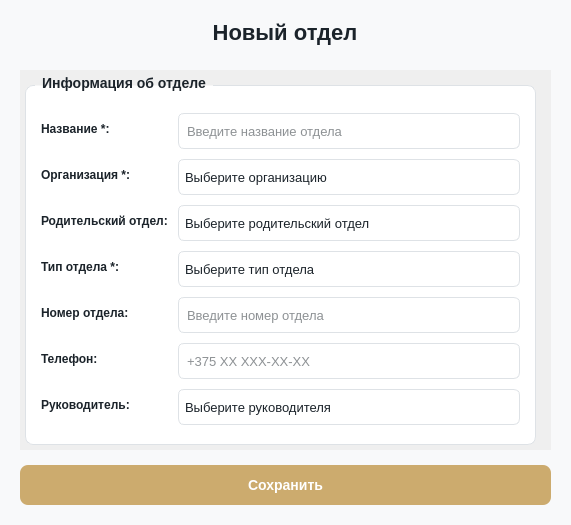
lerakaplich/Documents, file client/ui/system/departments/department_dialog.ui: the form before one commit.
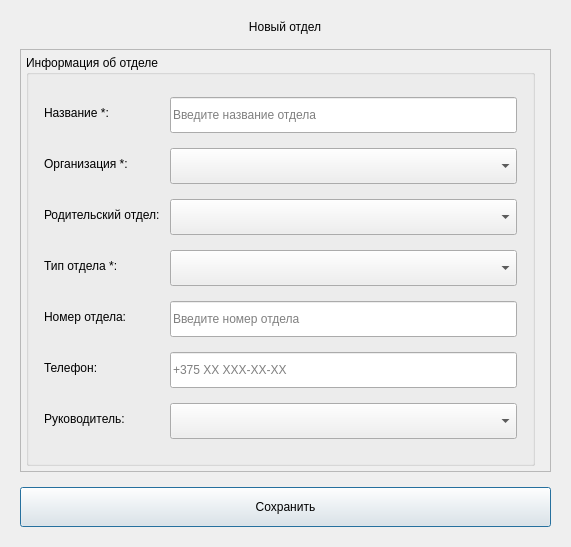
The form after the commit. Icons and pictures are not drawn.

The edit to the form file:
```diff
--- a/client/ui/system/departments/department_dialog.ui
+++ b/client/ui/system/departments/department_dialog.ui
@@ -7,7 +7,7 @@
     <x>0</x>
     <y>0</y>
     <width>571</width>
-    <height>525</height>
+    <height>547</height>
    </rect>
   </property>
   <property name="minimumSize">
@@ -16,6 +16,12 @@
     <height>525</height>
    </size>
   </property>
+  <property name="maximumSize">
+   <size>
+    <width>16777215</width>
+    <height>571</height>
+   </size>
+  </property>
   <property name="windowTitle">
    <string>Отдел</string>
   </property>
@@ -25,10 +31,10 @@
  background-color: transparent;
 }
 QDialog {
-    background-color: #f8f9fa;
+    background-color: {BG_DIALOG};
 }
 QCheckBox {
-    color: #1B232A;
+    color: {TEXT_PRIMARY};
     spacing: 0px;
     font-size: 12px;
     background: transparent;
@@ -45,7 +51,7 @@
 }
 
 QScrollBar::vertical {
-    background: #F5F5F5;
+    background: {SCROLLBAR_BG};
     width: 8px;
     border-radius: 4px;
     margin: 0px;
@@ -53,7 +59,7 @@
 }
 
 QScrollBar::handle:vertical {
-    background: #C1C1C1;
+    background: {SCROLLBAR_HANDLE};
     border-radius: 4px;
     min-height: 20px;
 }
@@ -81,14 +87,14 @@
 
 QScrollBar:horizontal {
     border: none;
-    background: #F5F5F5;
+    background: {SCROLLBAR_BG};
     height: 8px;
     margin: 0px;
     border-radius: 4px;
 }
 
 QScrollBar::handle:horizontal {
-    background: #C1C1C1;
+    background: {SCROLLBAR_HANDLE};
     border-radius: 4px;
     min-width: 20px;
 }
@@ -116,12 +122,12 @@
 
 /* ===== СТИЛИ ДЛЯ QComboBox ===== */
 QComboBox {
-    border: 1px solid #dee2e6;
+    border: 1px solid {BORDER_DEFAULT};
     border-radius: 6px;
     padding: 6px;
     padding-right: 30px;
-    background-color: white;
-    color: #1B232A;
+    background-color: {BG_INPUT};
+    color: {TEXT_PRIMARY};
     font-size: 13px;
     outline: none;
     min-height: 22px;
@@ -151,38 +157,38 @@
 
 QComboBox QAbstractItemView {
     border-radius: 6px;
-    background-color: white;
-    color: #1B232A;
+    background-color: {BG_CARD};
+    color: {TEXT_PRIMARY};
     padding: 4px;
     outline: none;
-    border: 1px solid #ccab6e;
+    border: 1px solid {ACCENT_PRIMARY};
 }
 
 QComboBox QAbstractItemView::item {
     padding: 8px;
-    color: #1B232A;
+    color: {TEXT_PRIMARY};
     border: none;
     outline: none;
 }
 
 QComboBox QAbstractItemView::item:hover {
-    background-color: #e3f2fd;
-    color: #1B232A;
+    background-color: {ACCENT_SELECTION_BG};
+    color: {TEXT_PRIMARY};
 }
 
 QComboBox QAbstractItemView::item:selected {
-    background-color: #e3f2fd;
-    color: #1B232A;
+    background-color: {ACCENT_SELECTION_BG};
+    color: {TEXT_PRIMARY};
 }
 
 /* ===== СТИЛИ ДЛЯ QDateEdit ===== */
 QDateEdit {
-    border: 1px solid #dee2e6;
+    border: 1px solid {BORDER_DEFAULT};
     border-radius: 6px;
     padding: 6px;
     padding-right: 30px;
-    background-color: white;
-    color: #1B232A;
+    background-color: {BG_INPUT};
+    color: {TEXT_PRIMARY};
     font-size: 13px;
     outline: none;
     min-height: 22px;
@@ -212,12 +218,13 @@
 
 /* ===== СТИЛИ ДЛЯ QLineEdit ===== */
 QLineEdit {
-    border: 1px solid #dee2e6;
+    border: 1px solid {BORDER_DEFAULT};
     border-radius: 6px;
     padding: 6px;
-    background-color: white;
-    color: #1B232A;
+    background-color: {BG_INPUT};
+    color: {TEXT_PRIMARY};
     font-size: 13px;
+    outline: none;
     min-height: 22px;
 }
 
@@ -226,31 +233,42 @@
 }
 
 QLineEdit:focus {
-    border: 2px solid #ccab6e;
+    border: 2px solid {ACCENT_PRIMARY};
+}
+
+QLineEdit:disabled {
+    background-color: {BG_DIALOG};
+    color: {TEXT_SECONDARY};
+    border-color: {BORDER_DEFAULT};
+}
+
+QLineEdit[readOnly=&quot;true&quot;] {
+    background-color: {BG_DIALOG};
+    color: {TEXT_SECONDARY};
 }
 
 /* ===== СТИЛИ ДЛЯ КАЛЕНДАРЯ QCalendarWidget ===== */
 QCalendarWidget {
-    background-color: white;
+    background-color: {BG_CARD};
     border-radius: 8px;
-    border: 1px solid #CCAB6E;
+    border: 1px solid {ACCENT_PRIMARY};
 }
 
 QCalendarWidget QWidget#qt_calendar_navigationbar {
-    background-color: white;
-    color: #1B232A;
+    background-color: {BG_CARD};
+    color: {TEXT_PRIMARY};
     border-radius: 8px 8px 0 0;
 }
 
 QCalendarWidget QWidget {
-    background-color: white;
-    color: #1B232A;
+    background-color: {BG_CARD};
+    color: {TEXT_PRIMARY};
 }
 
 QCalendarWidget QToolButton#qt_calendar_prevmonth,
 QCalendarWidget QToolButton#qt_calendar_nextmonth {
     background-color: transparent;
-    color: #1B232A;
+    color: {TEXT_PRIMARY};
     border: none;
     border-radius: 4px;
     padding: 4px 8px;
@@ -265,8 +283,8 @@
 
 QCalendarWidget QToolButton#qt_calendar_monthbutton,
 QCalendarWidget QToolButton#qt_calendar_yearbutton {
-    background-color: white;
-    color: #1B232A;
+    background-color: {BG_CARD};
+    color: {TEXT_PRIMARY};
     border: none;
     border-radius: 4px;
     padding: 4px 12px;
@@ -279,10 +297,10 @@
 }
 
 QCalendarWidget QMenu {
-    background-color: white;
-    border: 1px solid #CCAB6E;
+    background-color: {BG_CARD};
+    border: 1px solid {ACCENT_PRIMARY};
     border-radius: 6px;
-    color: #1B232A;
+    color: {TEXT_PRIMARY};
 }
 
 QCalendarWidget QMenu::item {
@@ -291,14 +309,14 @@
 }
 
 QCalendarWidget QMenu::item:selected {
-    background-color: #e3f2fd;
-    color: #1B232A;
+    background-color: {ACCENT_SELECTION_BG};
+    color: {TEXT_PRIMARY};
 }
 
 QCalendarWidget QWidget#qt_calendar_weekday {
-    color: white;
+    color: {TEXT_ON_ACCENT};
     font-weight: bold;
-    background-color: #CCAB6E;
+    background-color: {ACCENT_PRIMARY};
     padding: 4px;
 }
 
@@ -306,18 +324,18 @@
     border: none;
     border-radius: 4px;
     padding: 4px;
-    color: #1B232A;
+    color: {TEXT_PRIMARY};
     background-color: transparent;
 }
 
 QCalendarWidget QToolButton#qt_calendar_day:hover {
-    background-color: #e3f2fd;
-    color: #1B232A;
+    background-color: {ACCENT_SELECTION_BG};
+    color: {TEXT_PRIMARY};
 }
 
 QCalendarWidget QToolButton#qt_calendar_day:checked {
-    background-color: #CCAB6E;
-    color: white;
+    background-color: {ACCENT_PRIMARY};
+    color: {TEXT_ON_ACCENT};
     border-radius: 4px;
 }
 
@@ -326,12 +344,12 @@
 }
 
 QCalendarWidget QToolButton#qt_calendar_day:disabled {
-    color: #B0B0B0;
+    color: {TEXT_DISABLED};
 }
 
 QCalendarWidget QToolButton#qt_calendar_day[property=&quot;isToday&quot;] {
-    background-color: #D22730;
-    color: white;
+    background-color: {ACCENT_DANGER};
+    color: {TEXT_ON_ACCENT};
     border-radius: 4px;
 }
 
@@ -340,27 +358,27 @@
 }
 
 QCalendarWidget QToolButton#qt_calendar_day[property=&quot;isToday&quot;]:checked {
-    background-color: #CCAB6E;
-    color: white;
+    background-color: {ACCENT_PRIMARY};
+    color: {TEXT_ON_ACCENT};
 }
 
 /* ===== СТИЛИ ДЛЯ КАЛЕНДАРЯ В ПОПАПЕ QDateEdit ===== */
 QDateEdit QCalendarWidget {
-    background-color: white;
+    background-color: {BG_CARD};
     border-radius: 8px;
-    border: 1px solid #CCAB6E;
+    border: 1px solid {ACCENT_PRIMARY};
 }
 
 QDateEdit QCalendarWidget QWidget#qt_calendar_navigationbar {
-    background-color: white;
-    color: #1B232A;
+    background-color: {BG_CARD};
+    color: {TEXT_PRIMARY};
     border-radius: 8px 8px 0 0;
 }
 
 QDateEdit QCalendarWidget QToolButton#qt_calendar_prevmonth,
 QDateEdit QCalendarWidget QToolButton#qt_calendar_nextmonth {
     background-color: transparent;
-    color: #1B232A;
+    color: {TEXT_PRIMARY};
     border: none;
     border-radius: 4px;
     padding: 4px 8px;
@@ -375,8 +393,8 @@
 
 QDateEdit QCalendarWidget QToolButton#qt_calendar_monthbutton,
 QDateEdit QCalendarWidget QToolButton#qt_calendar_yearbutton {
-    background-color: white;
-    color: #1B232A;
+    background-color: {BG_CARD};
+    color: {TEXT_PRIMARY};
     border: none;
     border-radius: 4px;
     padding: 4px 12px;
@@ -389,9 +407,9 @@
 }
 
 QDateEdit QCalendarWidget QWidget#qt_calendar_weekday {
-    color: white;
+    color: {TEXT_ON_ACCENT};
     font-weight: bold;
-    background-color: #CCAB6E;
+    background-color: {ACCENT_PRIMARY};
     padding: 4px;
 }
 
@@ -399,18 +417,18 @@
     border: none;
     border-radius: 4px;
     padding: 4px;
-    color: #1B232A;
+    color: {TEXT_PRIMARY};
     background-color: transparent;
 }
 
 QDateEdit QCalendarWidget QToolButton#qt_calendar_day:hover {
-    background-color: #e3f2fd;
-    color: #1B232A;
+    background-color: {ACCENT_SELECTION_BG};
+    color: {TEXT_PRIMARY};
 }
 
 QDateEdit QCalendarWidget QToolButton#qt_calendar_day:checked {
-    background-color: #CCAB6E;
-    color: white;
+    background-color: {ACCENT_PRIMARY};
+    color: {TEXT_ON_ACCENT};
     border-radius: 4px;
 }
 
@@ -419,12 +437,12 @@
 }
 
 QDateEdit QCalendarWidget QToolButton#qt_calendar_day:disabled {
-    color: #B0B0B0;
+    color: {TEXT_DISABLED};
 }
 
 QDateEdit QCalendarWidget QToolButton#qt_calendar_day[property=&quot;isToday&quot;] {
-    background-color: #D22730;
-    color: white;
+    background-color: {ACCENT_DANGER};
+    color: {TEXT_ON_ACCENT};
     border-radius: 4px;
 }
 
@@ -433,31 +451,31 @@
 }
 
 QDateEdit QCalendarWidget QToolButton#qt_calendar_day[property=&quot;isToday&quot;]:checked {
-    background-color: #CCAB6E;
-    color: white;
+    background-color: {ACCENT_PRIMARY};
+    color: {TEXT_ON_ACCENT};
 }
 
 /* ===== СТИЛИ ДЛЯ QGroupBox ===== */
 QGroupBox {
     font-weight: bold;
     font-size: 14px;
-    border: 1px solid #dee2e6;
+    border: 1px solid {BORDER_DEFAULT};
     border-radius: 8px;
     margin-top: 10px;
     padding-top: 10px;
-    background-color: white;
+    background-color: {BG_CARD};
 }
 QGroupBox::title {
     subcontrol-origin: margin;
     left: 10px;
     padding: 0 5px 0 5px;
-    color: #1B232A;
+    color: {TEXT_PRIMARY};
 }
 
 /* ===== СТИЛИ ДЛЯ QPushButton (Сохранить) ===== */
 QPushButton#saveButton {
-    background-color: #ccab6e;
-    color: white;
+    background-color: {ACCENT_PRIMARY};
+    color: {TEXT_ON_ACCENT};
     border-radius: 8px;
     font-weight: bold;
     font-size: 14px;
@@ -501,7 +519,7 @@
       </size>
      </property>
      <property name="styleSheet">
-      <string>font-size: 22px; font-weight: bold; color: #1B232A; margin-bottom: 10px;</string>
+      <string>font-size: 22px; font-weight: bold; color: {TEXT_PRIMARY}; margin-bottom: 10px;</string>
      </property>
      <property name="text">
       <string>Новый отдел</string>
@@ -515,7 +533,7 @@
     <widget class="QScrollArea" name="scrollArea">
      <property name="styleSheet">
       <string notr="true">QScrollBar::vertical {
-    background: #F5F5F5;
+    background: {SCROLLBAR_BG};
     width: 8px;
     border-radius: 4px;
     margin: 0px;
@@ -523,7 +541,7 @@
 }
 
 QScrollBar::handle:vertical {
-    background: #C1C1C1;
+    background: {SCROLLBAR_HANDLE};
     border-radius: 4px;
     min-height: 20px;
 }
@@ -551,14 +569,14 @@
 
 QScrollBar:horizontal {
     border: none;
-    background: #F5F5F5;
+    background: {SCROLLBAR_BG};
     height: 8px;
     margin: 0px;
     border-radius: 4px;
 }
 
 QScrollBar::handle:horizontal {
-    background: #C1C1C1;
+    background: {SCROLLBAR_HANDLE};
     border-radius: 4px;
     min-width: 20px;
 }
@@ -593,7 +611,7 @@
         <x>0</x>
         <y>0</y>
         <width>531</width>
-        <height>375</height>
+        <height>397</height>
        </rect>
       </property>
       <layout class="QVBoxLayout" name="scrollLayout">
@@ -614,6 +632,12 @@
        </property>
        <item>
         <widget class="QGroupBox" name="departmentInfoGroup">
+         <property name="maximumSize">
+          <size>
+           <width>511</width>
+           <height>16777215</height>
+          </size>
+         </property>
          <property name="title">
           <string>Информация об отделе</string>
          </property>
@@ -636,7 +660,7 @@
           <item row="0" column="0">
            <widget class="QLabel" name="nameLabel">
             <property name="styleSheet">
-             <string>color: #1B232A; font-weight: 500;</string>
+             <string>color: {TEXT_PRIMARY}; font-weight: 500;</string>
             </property>
             <property name="text">
              <string>Название *:</string>
@@ -665,7 +689,7 @@
           <item row="1" column="0">
            <widget class="QLabel" name="organizationLabel">
             <property name="styleSheet">
-             <string>color: #1B232A; font-weight: 500;</string>
+             <string>color: {TEXT_PRIMARY}; font-weight: 500;</string>
             </property>
             <property name="text">
              <string>Организация *:</string>
@@ -694,7 +718,7 @@
           <item row="2" column="0">
            <widget class="QLabel" name="parentDepartmentLabel">
             <property name="styleSheet">
-             <string>color: #1B232A; font-weight: 500;</string>
+             <string>color: {TEXT_PRIMARY}; font-weight: 500;</string>
             </property>
             <property name="text">
              <string>Родительский отдел:</string>
@@ -723,7 +747,7 @@
           <item row="3" column="0">
            <widget class="QLabel" name="typeLabel">
             <property name="styleSheet">
-             <string>color: #1B232A; font-weight: 500;</string>
+             <string>color: {TEXT_PRIMARY}; font-weight: 500;</string>
             </property>
             <property name="text">
              <string>Тип отдела *:</string>
@@ -752,7 +776,7 @@
           <item row="4" column="0">
            <widget class="QLabel" name="departmentNumberLabel">
             <property name="styleSheet">
-             <string>color: #1B232A; font-weight: 500;</string>
+             <string>color: {TEXT_PRIMARY}; font-weight: 500;</string>
             </property>
             <property name="text">
              <string>Номер отдела:</string>
@@ -781,7 +805,7 @@
           <item row="5" column="0">
            <widget class="QLabel" name="phoneLabel">
             <property name="styleSheet">
-             <string>color: #1B232A; font-weight: 500;</string>
+             <string>color: {TEXT_PRIMARY}; font-weight: 500;</string>
             </property>
             <property name="text">
              <string>Телефон:</string>
@@ -810,7 +834,7 @@
           <item row="6" column="0">
            <widget class="QLabel" name="headLabel">
             <property name="styleSheet">
-             <string>color: #1B232A; font-weight: 500;</string>
+             <string>color: {TEXT_PRIMARY}; font-weight: 500;</string>
             </property>
             <property name="text">
              <string>Руководитель:</string>
```
Left out of the diff: 54 changed lines with no effect on the pictures.
